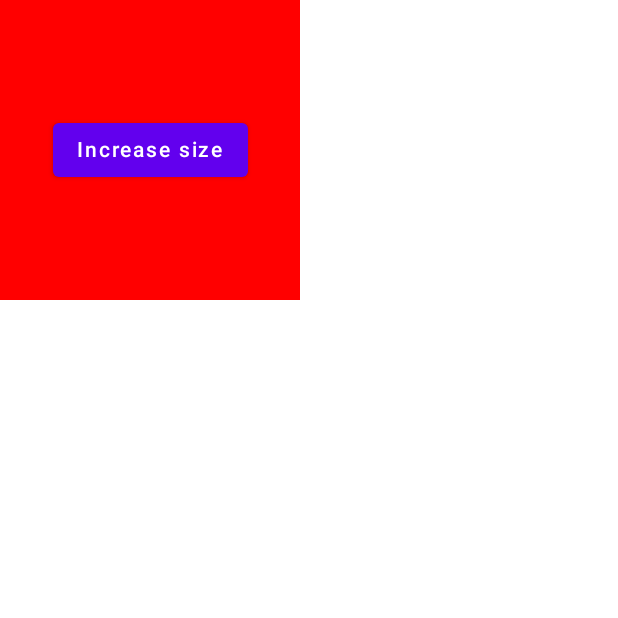
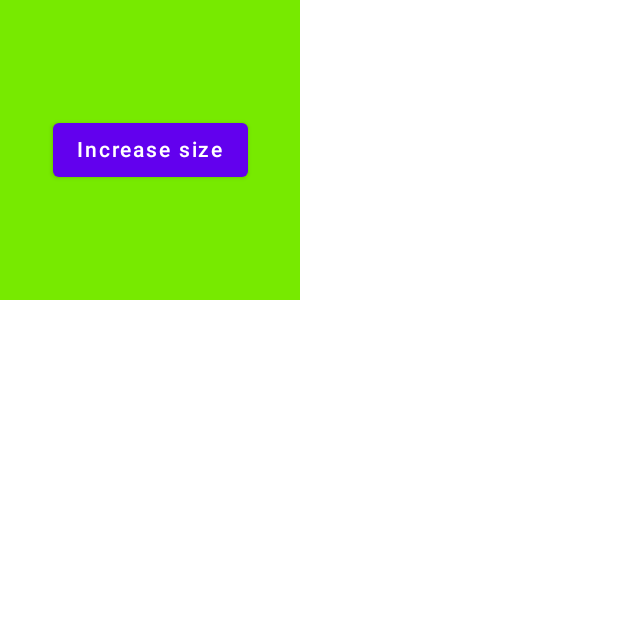
Before and after one commit to levkaantonov/ComposeTraining, an Android app built with Jetpack Compose: the screen it shows after launch (MainActivity), on a phone screen of 412 x 824 dp, the top half of it. Run offline under Robolectric (Android 15) with nearby library versions, the phone set to English and light mode, and no system bars.

```diff
--- a/app/src/main/java/levkaantonov/com/study/composetraining/MainActivity.kt
+++ b/app/src/main/java/levkaantonov/com/study/composetraining/MainActivity.kt
@@ -3,7 +3,8 @@ package levkaantonov.com.study.composetraining
 import android.os.Bundle
 import androidx.activity.ComponentActivity
 import androidx.activity.compose.setContent
-import androidx.compose.animation.core.animateDpAsState
+import androidx.compose.animation.animateColor
+import androidx.compose.animation.core.*
 import androidx.compose.foundation.background
 import androidx.compose.foundation.layout.Box
 import androidx.compose.foundation.layout.size
@@ -25,11 +26,27 @@ class MainActivity : ComponentActivity() {
             var sizeState by remember {
                 mutableStateOf(200.dp)
             }
-            val size by animateDpAsState(targetValue = sizeState)
+            val size by animateDpAsState(
+                targetValue = sizeState,
+                tween(
+                    durationMillis = 1000
+                )
+            )
+            val infiniteTransition = rememberInfiniteTransition()
+            val color by infiniteTransition.animateColor(
+                initialValue = Color.Red,
+                targetValue = Color.Green,
+                animationSpec = infiniteRepeatable(
+                    tween(
+                        durationMillis = 2000
+                    ),
+                    repeatMode = RepeatMode.Reverse
+                )
+            )
             Box(
                 modifier = Modifier
                     .size(size)
-                    .background(Color.Red),
+                    .background(color),
                 contentAlignment = Alignment.Center
             ) {
                 Button(
```
